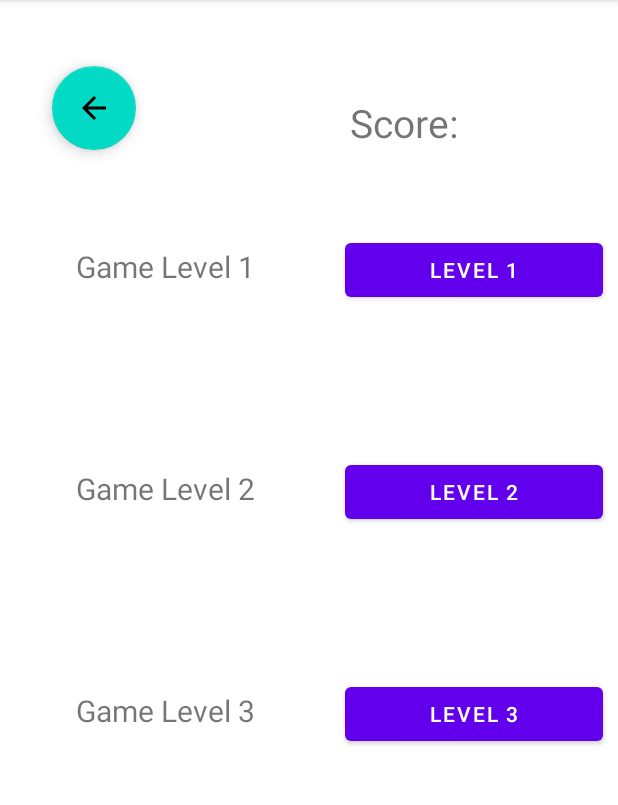
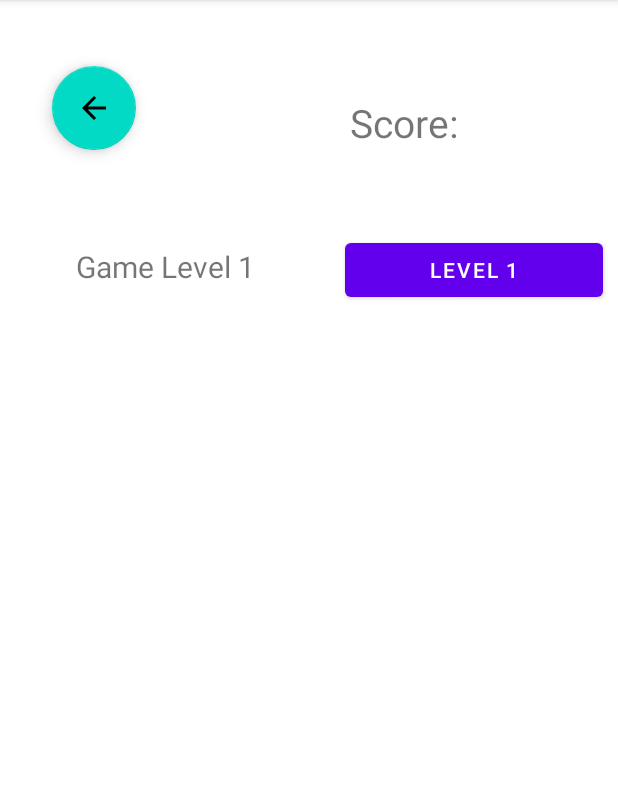
Before and after one commit to 09Deep/CoolSentenceGame, an Android app: the GameLevelActivity screen opened directly, with no data from a screen before it, on a phone screen of 412 x 824 dp, the part 84-889 px from its top. Run offline under Robolectric (Android 15) with nearby library versions, the phone set to English and light mode, and no system bars.

Commit message:
level 2,3 removed

```diff
--- a/app/src/main/java/com/coolsentencegame/ui/GameLevelActivity.java
+++ b/app/src/main/java/com/coolsentencegame/ui/GameLevelActivity.java
@@ -34,23 +34,7 @@ public class GameLevelActivity extends AppCompatActivity {
             }
         });
 
-        Button buttonToLevel2 = findViewById(R.id.buttontolevel2);
-        buttonToLevel2.setOnClickListener(new View.OnClickListener() {
-            @Override
-            public void onClick(View view) {
-                Intent toLevelTwo = new Intent(view.getContext(),LevelTwoActivity.class);
-                startActivity(toLevelTwo);
-            }
-        });
 
-        Button buttonToLevel3 = findViewById(R.id.buttontolevel3);
-        buttonToLevel3.setOnClickListener(new View.OnClickListener() {
-            @Override
-            public void onClick(View view) {
-                Intent toLevelThree = new Intent(view.getContext(),LevelThreeActivity.class);
-                startActivity(toLevelThree);
-            }
-        });
 
     }
 }
--- a/app/src/main/res/layout/activity_game_level.xml
+++ b/app/src/main/res/layout/activity_game_level.xml
@@ -48,64 +48,9 @@
             android:text="Level 1" />
     </LinearLayout>
 
-    <LinearLayout
-        android:id="@+id/linearLayout2"
-        android:layout_width="match_parent"
-        android:layout_height="wrap_content"
-        android:layout_marginTop="100dp"
-        android:orientation="horizontal"
-        app:layout_constraintTop_toBottomOf="@+id/linearLayout"
-        tools:layout_editor_absoluteX="0dp">
 
-        <TextView
-            android:id="@+id/textView2"
-            android:layout_width="wrap_content"
-            android:layout_height="wrap_content"
-            android:layout_marginLeft="10dp"
-            android:layout_marginRight="10dp"
-            android:layout_weight="1"
-            android:gravity="center"
-            android:text="Game Level 2"
-            android:textSize="20dp" />
 
-        <Button
-            android:id="@+id/buttontolevel2"
-            android:layout_width="wrap_content"
-            android:layout_height="wrap_content"
-            android:layout_marginLeft="10dp"
-            android:layout_marginRight="10dp"
-            android:layout_weight="1"
-            android:text="Level 2" />
-    </LinearLayout>
 
-    <LinearLayout
-        android:layout_width="match_parent"
-        android:layout_height="wrap_content"
-        android:layout_marginTop="100dp"
-        android:orientation="horizontal"
-        app:layout_constraintTop_toBottomOf="@+id/linearLayout2"
-        tools:layout_editor_absoluteX="0dp">
-
-        <TextView
-            android:id="@+id/textView3"
-            android:layout_width="wrap_content"
-            android:layout_height="wrap_content"
-            android:layout_marginLeft="10dp"
-            android:layout_marginRight="10dp"
-            android:layout_weight="1"
-            android:gravity="center"
-            android:text="Game Level 3"
-            android:textSize="20dp" />
-
-        <Button
-            android:id="@+id/buttontolevel3"
-            android:layout_width="wrap_content"
-            android:layout_height="wrap_content"
-            android:layout_marginLeft="10dp"
-            android:layout_marginRight="10dp"
-            android:layout_weight="1"
-            android:text="Level 3" />
-    </LinearLayout>
 
     <TextView
         android:id="@+id/textView7"
```
Also changed, not shown: app/src/main/java/com/coolsentencegame/ui/LevelThreeActivity.java (deleted, +0 -29 lines), app/src/main/java/com/coolsentencegame/ui/LevelTwoActivity.java (deleted, +0 -29 lines), app/src/main/res/layout/activity_level_three.xml (deleted, +0 -31 lines), app/src/main/res/layout/activity_level_two.xml (deleted, +0 -31 lines).
